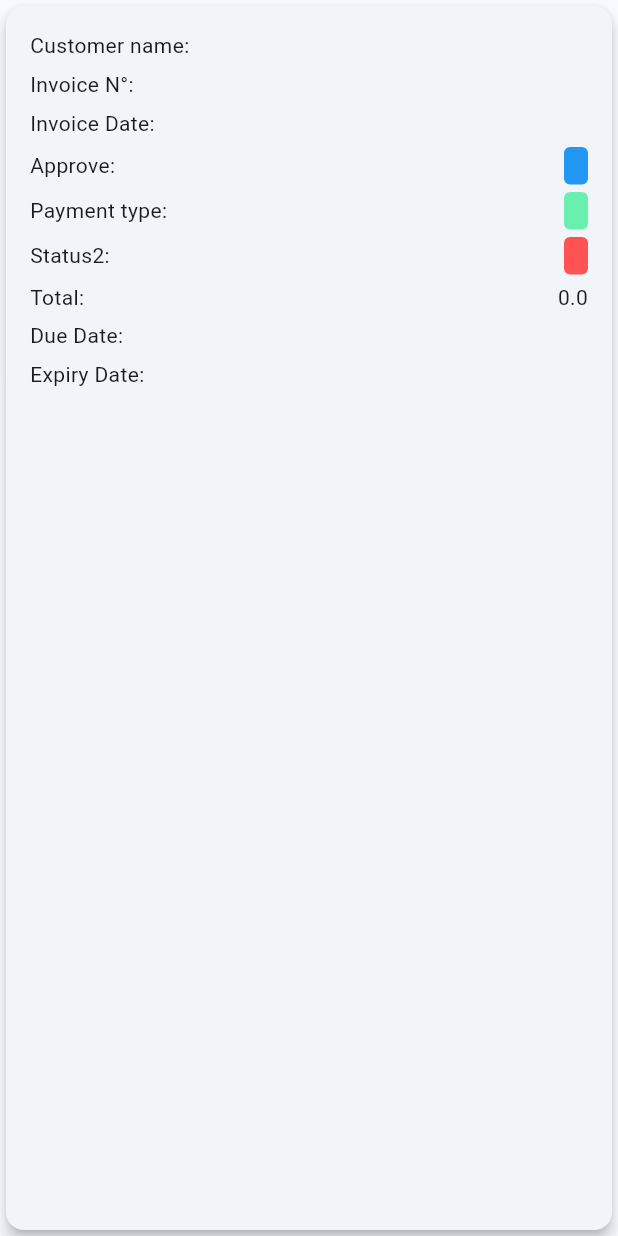
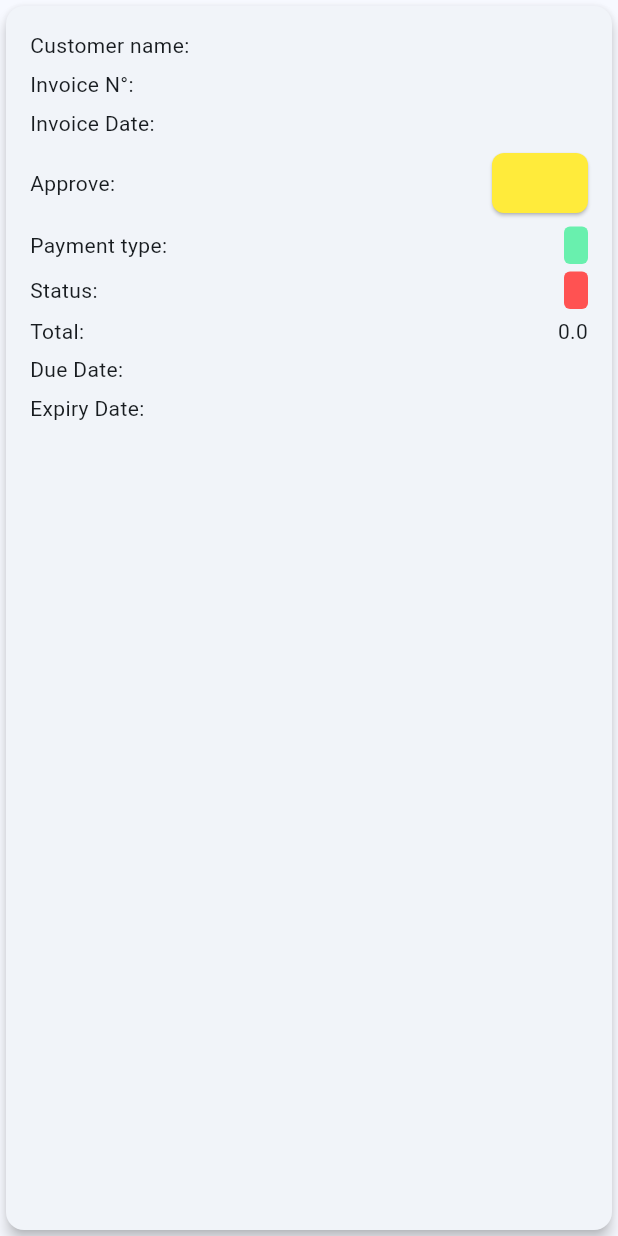
Before and after one commit to unice-hub/jichange_mobile_application, a Flutter app: the _InvoiceCard widget shown alone on an empty page, opened directly with empty values, on a phone screen of 412 x 824 dp. Run offline on Flutter 3.47's test engine with Material 3 defaults, Android fonts, the phone set to English and light mode, and no system bars; our stand-ins replace shared_preferences; accounts and stored records are empty; network calls fail.

Commit message:
Adding API for created invoice and UI

```diff
--- a/lib/pages/invoices_tabs/created_invoice_tab.dart
+++ b/lib/pages/invoices_tabs/created_invoice_tab.dart
@@ -1,6 +1,5 @@
-
 import 'package:flutter/material.dart';
-import '../invoices_section.dart'; // Import Invoice class
+import '../invoices_section.dart';
 import 'dart:convert';
 import 'dart:developer';
 import 'package:shared_preferences/shared_preferences.dart';
@@ -8,11 +7,11 @@ import 'package:http/http.dart' as http;
 
 class CreatedInvoiceTab extends StatefulWidget {
   final List<Invoice> createdInvoices;
-  final Function(String) filterCreatedInvoices;
+  final List<Invoice> filteredInvoices;
 
   const CreatedInvoiceTab({
     required this.createdInvoices,
-    required this.filterCreatedInvoices,
+    required this.filteredInvoices,
     super.key,
   });
 
@@ -40,16 +39,14 @@ class _CreatedInvoiceTabState extends State<CreatedInvoiceTab> {
     _fetchInvoicesData();
   }
 
-  // Method to fetch Invoice data from the API
   Future<void> _fetchInvoicesData() async {
     const url = 'http://192.168.100.50:98/api/Invoice/GetchDetails';
+
     try {
       final prefs = await SharedPreferences.getInstance();
       int instituteID = prefs.getInt('instID') ?? 0;
-      int UserID = prefs.getInt('userID') ?? 0;
-
-      log('Making API request with token: $_token and instituteID: $instituteID');
-      log('userID: $UserID');
+      int userID = prefs.getInt('userID') ?? 0;
+      log(userID.toString());
 
       final response = await http.post(
         Uri.parse(url),
@@ -61,15 +58,12 @@ class _CreatedInvoiceTabState extends State<CreatedInvoiceTab> {
         body: jsonEncode({"compid": instituteID}),
       );
 
-      log('API Status Code: ${response.statusCode}');
-      log('API Response Body: ${response.body}');
-
       if (response.statusCode == 200) {
         final Map<String, dynamic> responseBody = jsonDecode(response.body);
         if (responseBody['response'] is List) {
           setState(() {
             createdInvoices = (responseBody['response'] as List)
-                .map((item) => InvoiceData.fromJson(item))
+                .map((item) => InvoiceData.fromJson(item, userID))
                 .toList();
             isLoading = false;
           });
@@ -85,50 +79,88 @@ class _CreatedInvoiceTabState extends State<CreatedInvoiceTab> {
   }
 
   void _showSnackBar(String message) {
-    final snackBar = SnackBar(content: Text(message));
-    ScaffoldMessenger.of(context).showSnackBar(snackBar);
+    ScaffoldMessenger.of(context).showSnackBar(SnackBar(content: Text(message)));
   }
 
   @override
   Widget build(BuildContext context) {
-    return Column(
+    // Filter the invoices based on the search query
+    final filteredInvoices = createdInvoices.where((invoice) {
+      return invoice.customerName.toLowerCase().contains(searchQuery.toLowerCase()) ||
+             invoice.invoiceNumber.toLowerCase().contains(searchQuery.toLowerCase()) ||
+             invoice.approve.toLowerCase().contains(searchQuery.toLowerCase()) ||
+             invoice.paymentType.toLowerCase().contains(searchQuery.toLowerCase()) ||
+             invoice.status.toLowerCase().contains(searchQuery.toLowerCase());
+    }).toList();
+
+    return Scaffold(
+      resizeToAvoidBottomInset: true,
+      backgroundColor: Theme.of(context).colorScheme.surface,
+      body: GestureDetector(
+        onTap: () {
+          FocusScope.of(context).unfocus();
+        },
+        child: SingleChildScrollView(
+          child: Padding(
+            padding: const EdgeInsets.symmetric(horizontal: 16.0, vertical: 8.0),
+            child: Column(
               children: [
-        Padding(
-          padding: const EdgeInsets.all(16.0),
-          child: TextField(
+                _buildSearchField(),
+                const SizedBox(height: 8.0),
+                _buildInvoiceList(filteredInvoices),
+              ],
+            ),
+          ),
+        ),
+      ),
+      floatingActionButton: _buildFloatingActionButton(),
+    );
+  }
+
+  Widget _buildSearchField() {
+    return TextField(
+      onChanged: (value) {
+        setState(() {
+          searchQuery = value;
+        });
+      },
       decoration: InputDecoration(
         prefixIcon: const Icon(Icons.search),
-              labelText: 'Search by name or invoice',
+        labelText: 'Search',
         border: OutlineInputBorder(
           borderRadius: BorderRadius.circular(12.0),
         ),
       ),
-            onChanged: (query) => widget.filterCreatedInvoices(query),
-          ),
-        ),
-        Expanded(
-          child: isLoading
-              ? const Center(child: CircularProgressIndicator())
-              : ListView.builder(
-                  padding: const EdgeInsets.all(16.0),
-                  itemCount: createdInvoices.length,
+    );
+  }
+
+  Widget _buildInvoiceList(List<InvoiceData> invoices) {
+    if (isLoading) {
+      return const Center(child: CircularProgressIndicator());
+    }
+    if (invoices.isEmpty) {
+      return const Center(child: Text("No invoices found"));
+    }
+    return SizedBox(
+      height: MediaQuery.of(context).size.height * 0.66,
+      child: ListView.builder(
+        shrinkWrap: true,
+        itemCount: invoices.length,
         itemBuilder: (context, index) {
-                    final invoice = createdInvoices[index];
-                    return _InvoiceCard(
-                      customerName: invoice.customerName,
-                      invoiceNumber: invoice.invoiceNumber,
-                      invoiceDate: invoice.invoiceDate,
-                      approve: invoice.approve,
-                      paymentType: invoice.paymentType,
-                      status: invoice.status,
-                      total: invoice.total,
-                      dueDate: invoice.dueDate,
-                      expiryDate: invoice.expiryDate,
-                    );
+          final invoice = invoices[index];
+          return _InvoiceCard(invoice: invoice);
         },
       ),
-        ),
-      ],
+    );
+  }
+
+  Widget _buildFloatingActionButton() {
+    return FloatingActionButton(
+      onPressed: () {
+        // Define what happens when the button is pressed
+      },
+      backgroundColor: Theme.of(context).colorScheme.primary,
+      child: const Icon(Icons.add),
     );
   }
 }
@@ -144,15 +176,24 @@ class InvoiceData {
   final String dueDate;
   final String expiryDate;
 
-  InvoiceData(this.customerName, this.invoiceNumber, this.invoiceDate, this.approve, this.paymentType, this.status, this.total, this.dueDate, this.expiryDate);
+  InvoiceData(
+    this.customerName,
+    this.invoiceNumber,
+    this.invoiceDate,
+    this.approve,
+    this.paymentType,
+    this.status,
+    this.total,
+    this.dueDate,
+    this.expiryDate,
+  );
 
-  // Assuming fromJson method to parse data from API
-  factory InvoiceData.fromJson(Map<String, dynamic> json) {
+  factory InvoiceData.fromJson(Map<String, dynamic> json, int userID) {
     return InvoiceData(
       json['Chus_Name'],
       json['Invoice_No'],
       json['Invoice_Date'],
-      json['AuditBy'] ?? "NO ",
+      (json['AuditBy'] == userID.toString()) ? "No Access" : "Access",
       json['Payment_Type'],
       json['Status'],
       json['Total'],
@@ -163,28 +204,9 @@ class InvoiceData {
 }
 
 class _InvoiceCard extends StatefulWidget {
-  final String customerName;
-  final String invoiceNumber;
-  final String invoiceDate;
-  final String approve;
-  final String paymentType;
-  final String status;
-  final double total;
-  final String dueDate;
-  final String expiryDate;
+  final InvoiceData invoice;
 
-  const _InvoiceCard({
-    super.key,
-    required this.customerName,
-    required this.invoiceNumber,
-    required this.invoiceDate,
-    required this.approve,
-    required this.paymentType,
-    required this.status,
-    required this.total,
-    required this.dueDate,
-    required this.expiryDate,
-  });
+  const _InvoiceCard({super.key, required this.invoice});
 
   @override
   _InvoiceCardState createState() => _InvoiceCardState();
@@ -208,174 +230,131 @@ class _InvoiceCardState extends State<_InvoiceCard> {
           child: Column(
             crossAxisAlignment: CrossAxisAlignment.start,
             children: [
-              Row(
-                mainAxisAlignment: MainAxisAlignment.spaceBetween,
-                children: [
-                  const Text('Customer name:'), // Left-aligned
-                  Text(widget.customerName), // Right-aligned
-                ],
-              ),
+              _buildInvoiceRow('Customer name:', widget.invoice.customerName),
               const SizedBox(height: 5),
-              Row(
-                mainAxisAlignment: MainAxisAlignment.spaceBetween,
-                children: [
-                  const Text('Invoice N°:'), // Left-aligned
-                  Text(widget.invoiceNumber), // Right-aligned
-                ],
-              ),
+              _buildInvoiceRow('Invoice N°:', widget.invoice.invoiceNumber),
               const SizedBox(height: 5),
-              Row(
-                mainAxisAlignment: MainAxisAlignment.spaceBetween,
-                children: [
-                  const Text('Invoice Date:'), // Left-aligned
-                  Text(widget.invoiceDate), // Right-aligned
-                ],
-              ),
+              _buildInvoiceRow('Invoice Date:', widget.invoice.invoiceDate),
               const SizedBox(height: 5),
-              Row(
-                mainAxisAlignment: MainAxisAlignment.spaceBetween,
-                children: [
-                  const Text('Approve:'), // Left-aligned
-                  widget.approve == 'Access'
-                      ? ElevatedButton(
-                          onPressed: () {
-                            // Define the action to perform when the button is pressed
-                          },
-                          style: ElevatedButton.styleFrom(
-                            backgroundColor: Colors.blue, // Set the button color to blue
-                            padding: const EdgeInsets.symmetric(horizontal: 16, vertical: 8),
-                            shape: RoundedRectangleBorder(
-                              borderRadius: BorderRadius.circular(8), // Optional: Add rounded corners
-                            ),
-                          ),
-                          child: Text(
-                            widget.approve,
-                            style: const TextStyle(
-                              // fontWeight: FontWeight.bold, // Set text weight to bold
-                              color: Colors.white, // Set text color to white
-                            ),
-                          ),
-                        )
-                      : Container(
-                          padding: const EdgeInsets.symmetric(horizontal: 8, vertical: 2),
-                          decoration: BoxDecoration(
-                            color: widget.approve == 'No Access' ? Colors.yellow : Colors.blue,
-                            borderRadius: BorderRadius.circular(4),
-                          ),
-                          child: Text(
-                            widget.approve,
-                            style: TextStyle(
-                              // fontWeight: FontWeight.bold, // Set text weight to bold
-                              color: widget.approve == 'No Access' ? Colors.black : const Color.fromARGB(255, 223, 250, 224),
-                            ),
-                          ),
-                        ),
-                ],
-              ),
-
+              _buildApprovalRow(),
               const SizedBox(height: 5),
-              Row(
-                mainAxisAlignment: MainAxisAlignment.spaceBetween,
-                children: [
-                  const Text('Payment type:'), // Left-aligned
-                  Container(
-                    padding: const EdgeInsets.symmetric(horizontal: 8, vertical: 2),
-                    decoration: BoxDecoration(
-                      color: widget.paymentType == 'Fixed' ? Colors.purpleAccent : Colors.greenAccent, // Purple for "Fixed", green for "Flexible"
-                      borderRadius: BorderRadius.circular(4),
-                    ),
-                    child: Text(
-                      widget.paymentType, // Right-aligned
-                      style: TextStyle(
-                        color: widget.paymentType == 'Fixed' ? Colors.white : Colors.black, // White text for "Fixed", black for "Flexible"
-                      ),
-                    ),
-                  ),
-                ],
-              ),
+              _buildInvoiceRow('Payment type:', _buildPaymentTypeContainer()),
               const SizedBox(height: 5),
-              Row(
-                mainAxisAlignment: MainAxisAlignment.spaceBetween,
-                children: [
-                  const Text('Status2:'), // Left-aligned
-                  Container(
-                    padding: const EdgeInsets.symmetric(horizontal: 8, vertical: 2),
-                    decoration: BoxDecoration(
-                      color: widget.status == 'Active' ? Colors.blueAccent : Colors.redAccent, // Blue for "Active", red for "No Active"
-                      borderRadius: BorderRadius.circular(4),
-                    ),
-                    child: Text(
-                      widget.status, // Right-aligned
-                      style: TextStyle(
-                        color: widget.status == 'Active' ? Colors.white : Colors.white, // White for both "Active" and "No Active"
-                      ),
-                    ),
-                  ),
-                ],
-              ),
+              _buildInvoiceRow('Status:', _buildStatusContainer()),
               const SizedBox(height: 5),
-              Row(
-                mainAxisAlignment: MainAxisAlignment.spaceBetween,
-                children: [
-                  const Text('Total:'), // Left-aligned
-                  Text(widget.total.toString()), // Right-aligned
-                ],
-              ),
+              _buildInvoiceRow('Total:', widget.invoice.total.toString()),
               const SizedBox(height: 5),
-              Row(
-                mainAxisAlignment: MainAxisAlignment.spaceBetween,
-                children: [
-                  const Text('Due Date:'), // Left-aligned
-                  Text(widget.dueDate), // Right-aligned
-                ],
-              ),
+              _buildInvoiceRow('Due Date:', widget.invoice.dueDate),
               const SizedBox(height: 5),
-              Row(
-                mainAxisAlignment: MainAxisAlignment.spaceBetween,
-                children: [
-                  const Text('Expiry Date:'), // Left-aligned
-                  Text(widget.expiryDate), // Right-aligned
-                ],
-              ),
-              const SizedBox(height: 5),
-              if (_isExpanded) ...[
-                const SizedBox(height: 10),
-                const Divider(),
-                Row(
-                  children: [
-                    const Text('Actions'),
-                    IconButton(
-                      icon: const Icon(Icons.visibility),
-                      onPressed: () {
-                        // Action for viewing control number details
-                      },
-                    ),
-                    // Add other action icons
-                    IconButton(
-                      icon: const Icon(Icons.edit),
-                      onPressed: () {
-                        // Action for editing
-                      },
-                    ),
-                    IconButton(
-                      icon: const Icon(Icons.cancel),
-                      onPressed: () {
-                        // Action for cancelling
-                      },
-                    ),
-                    IconButton(
-                      icon: const Icon(Icons.download),
-                      onPressed: () {
-                        // Action for downloading
-                      },
-                    ),
-                  ],
-                ),
-              ],
+              _buildInvoiceRow('Expiry Date:', widget.invoice.expiryDate),
+              if (_isExpanded) _buildActionButtons(),
             ],
           ),
         ),
       ),
     );
   }
+
+  Widget _buildInvoiceRow(String label, dynamic value) {
+    return Row(
+      mainAxisAlignment: MainAxisAlignment.spaceBetween,
+      children: [
+        Text(label),
+        value is Widget ? value : Text(value.toString()),
+      ],
+    );
   }
+
+  Widget _buildApprovalRow() {
+    return Row(
+      mainAxisAlignment: MainAxisAlignment.spaceBetween,
+      children: [
+        const Text('Approve:'),
+        ElevatedButton(
+          onPressed: () {
+            // Define the action to perform when the button is pressed
+          },
+          style: ElevatedButton.styleFrom(
+            backgroundColor: widget.invoice.approve == 'Access' ? Colors.blue : Colors.yellow,
+            padding: const EdgeInsets.symmetric(horizontal: 16, vertical: 8),
+            shape: RoundedRectangleBorder(borderRadius: BorderRadius.circular(8)),
+          ),
+          child: Text(widget.invoice.approve, style: const TextStyle(color: Colors.white)),
+        ),
+      ],
+    );
+  }
+
+  Widget _buildPaymentTypeContainer() {
+    return Container(
+      padding: const EdgeInsets.symmetric(horizontal: 8, vertical: 2),
+      decoration: BoxDecoration(
+        color: widget.invoice.paymentType == 'Fixed' ? Colors.purpleAccent : Colors.greenAccent,
+        borderRadius: BorderRadius.circular(4),
+      ),
+      child: Text(
+        widget.invoice.paymentType,
+        style: TextStyle(color: widget.invoice.paymentType == 'Fixed' ? Colors.white : Colors.black),
+      ),
+    );
+  }
+
+  Widget _buildStatusContainer() {
+    return Container(
+      padding: const EdgeInsets.symmetric(horizontal: 8, vertical: 2),
+      decoration: BoxDecoration(
+        color: widget.invoice.status == 'Active' ? Colors.blueAccent : Colors.redAccent,
+        borderRadius: BorderRadius.circular(4),
+      ),
+      child: Text(
+        widget.invoice.status,
+        style: const TextStyle(color: Colors.white),
+      ),
+    );
+  }
+
+ Widget _buildActionButtons() {
+  return Column(
+    children: [
+      const SizedBox(height: 10),
+      const Divider(),
+      Row(
+        mainAxisAlignment: MainAxisAlignment.spaceAround,
+        children: [
+          _buildIconActionButton(Icons.visibility, 'View Details', () {
+            // Define the action to view details
+          }),
+          _buildIconActionButton(Icons.picture_as_pdf, 'Download PDF', () {
+            // Define the action to download PDF
+          }),
+          _buildIconActionButton(Icons.edit, 'Edit', () {
+            // Define the action to edit the invoice
+          }),
+          _buildIconActionButton(Icons.cancel, 'Cancel', () {
+            // Define the action to cancel
+          }),
+        ],
+      ),
+    ],
+  );
+}
+
+Widget _buildIconActionButton(IconData icon, String label, VoidCallback onPressed) {
+  return Column(
+    children: [
+      IconButton(
+        icon: Icon(icon, color: Theme.of(context).colorScheme.primary),
+        onPressed: onPressed,
+      ),
+      Text(label, style: const TextStyle(fontSize: 12)),
+    ],
+  );
+}
+
+  Widget _buildActionButton(String label, VoidCallback onPressed) {
+    return ElevatedButton(
+      onPressed: onPressed,
+      child: Text(label),
+    );
+  }
+}
```
Also changed, not shown: lib/pages/invoices_section.dart (+6 -34 lines). Lines whose indentation alone changed are shown as unchanged.
